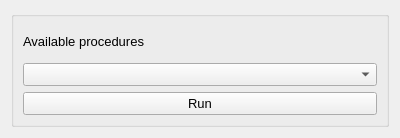
Old version of the form qaequilibrae/modules/project_procedures/forms/ui_run_module.ui in the repository AequilibraE/qaequilibrae.
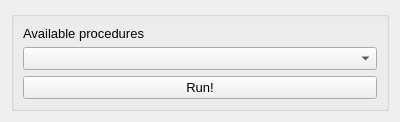
New version of the form.

Patch:
```diff
--- a/qaequilibrae/modules/project_procedures/forms/ui_run_module.ui
+++ b/qaequilibrae/modules/project_procedures/forms/ui_run_module.ui
@@ -7,7 +7,7 @@
     <x>0</x>
     <y>0</y>
     <width>400</width>
-    <height>138</height>
+    <height>112</height>
    </rect>
   </property>
   <property name="windowTitle">
@@ -35,7 +35,7 @@
       <item>
        <widget class="QPushButton" name="but_run">
         <property name="text">
-         <string>Run</string>
+         <string>Run!</string>
         </property>
        </widget>
       </item>
```
